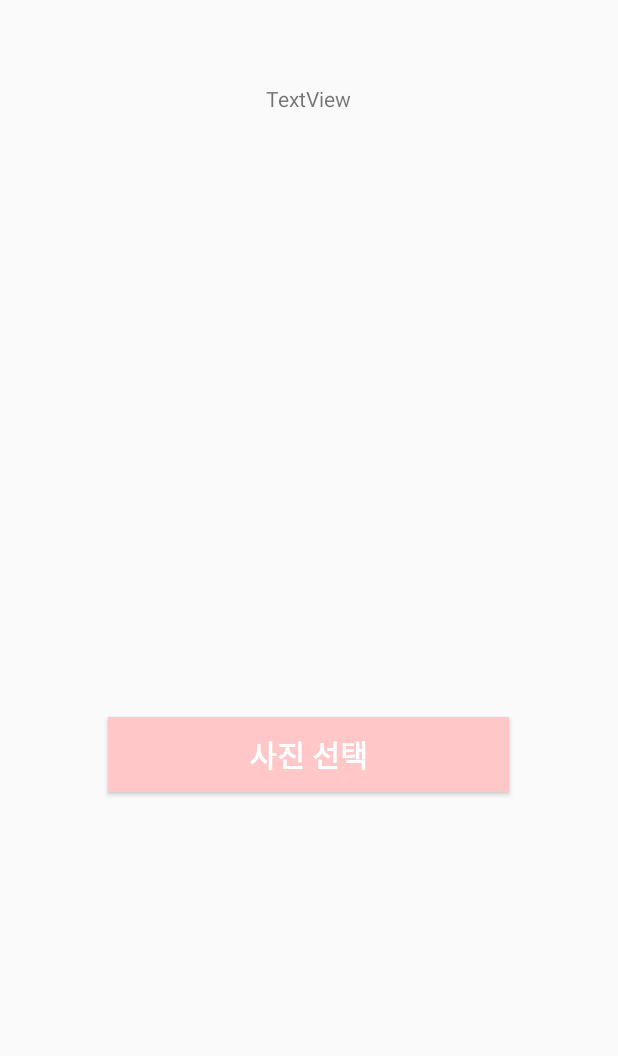
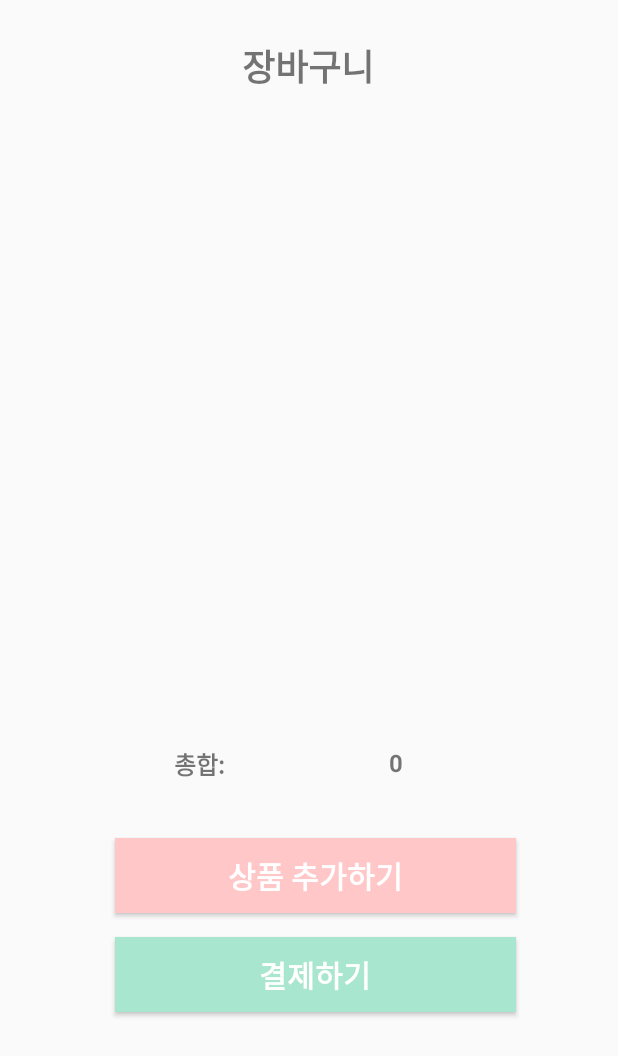
Before and after one commit to CSID-DGU/2021-1-CECD4-Hashtag-3, an Android app: the CartActivity screen opened directly, with no data from a screen before it, on a phone screen of 412 x 824 dp. Shown: the top 1056 px of the screen. Run offline under Robolectric (Android 15) with nearby library versions, the phone set to English and light mode, and no system bars.

Commit message:
장바구니 리스트뷰, 결제 추가

```diff
--- a/android-client/app/src/main/AndroidManifest.xml
+++ b/android-client/app/src/main/AndroidManifest.xml
@@ -15,6 +15,8 @@
             android:supportsRtl="true"
             android:theme="@style/Theme.ApiUploadImage"
             android:usesCleartextTraffic="true">
+        <activity android:name=".PayActivity">
+        </activity>
         <activity android:name=".StartActivity">
             <intent-filter>
                 <action android:name="android.intent.action.MAIN"/>
@@ -25,7 +27,6 @@
         <activity android:name=".upload.CartActivity">
         </activity>
         <activity android:name=".upload.UploadActivity">
-
         </activity>
         <activity android:name=".MainActivity">
         </activity>
--- a/android-client/app/src/main/java/com/bintang/apiuploadimage/upload/model/ResponseUpload.kt
+++ b/android-client/app/src/main/java/com/bintang/apiuploadimage/upload/model/ResponseUpload.kt
@@ -6,7 +6,7 @@ import java.io.Serializable
 data class ResponseUpload(
 
 	@SerializedName("count")
-	val count:Int,
+	var count:Int,
 
 
 	@SerializedName("name")
--- a/android-client/app/src/main/res/layout/activity_cart.xml
+++ b/android-client/app/src/main/res/layout/activity_cart.xml
@@ -5,21 +5,55 @@
         xmlns:app="http://schemas.android.com/apk/res-auto"
         android:layout_width="match_parent"
         android:layout_height="match_parent"
-        tools:context=".upload.CartActivity">
+        tools:context=".upload.CartActivity" android:id="@+id/payBtn">
 
-    <TextView
-            android:text="TextView"
-            android:layout_width="322dp"
-            android:layout_height="378dp" android:id="@+id/tv_2"
-            app:layout_constraintTop_toTopOf="parent" app:layout_constraintStart_toStartOf="parent"
-            app:layout_constraintEnd_toEndOf="parent" android:layout_marginTop="56dp"
-            app:layout_constraintHorizontal_bias="0.494" android:gravity="center_horizontal"/>
     <Button
-            android:text="사진 선택"
+            android:text="상품 추가하기"
             android:layout_width="267dp"
             android:layout_height="50dp" android:id="@+id/addBtn"
-            app:layout_constraintTop_toBottomOf="@+id/tv_2" app:layout_constraintStart_toStartOf="parent"
-            app:layout_constraintEnd_toEndOf="parent" android:layout_marginTop="44dp"
-            app:layout_constraintHorizontal_bias="0.498" android:textColor="@color/white" android:background="#FFC7C7"
-            android:textSize="20sp" android:textStyle="bold"/>
+            android:textColor="@color/white" android:background="#FFC7C7"
+            android:textSize="20sp" android:textStyle="bold"
+            app:layout_constraintStart_toStartOf="@+id/tv_total"
+            app:layout_constraintEnd_toEndOf="@+id/tv_total_sum"
+            app:layout_constraintTop_toBottomOf="@+id/tv_total"
+            app:layout_constraintHorizontal_bias="1.0" android:layout_marginTop="32dp"/>
+    <ListView
+            android:layout_width="382dp"
+            android:layout_height="369dp"
+            app:layout_constraintEnd_toEndOf="parent" app:layout_constraintStart_toStartOf="parent"
+            android:id="@+id/mainListView" app:layout_constraintHorizontal_bias="0.551"
+            app:layout_constraintTop_toBottomOf="@+id/textView" android:layout_marginTop="12dp"/>
+    <TextView
+            android:text="총합:"
+            android:layout_width="78dp"
+            android:layout_height="29dp" android:id="@+id/tv_total"
+            android:gravity="center_horizontal" android:textStyle="bold"
+            android:textSize="16sp" app:layout_constraintEnd_toStartOf="@+id/tv_total_sum"
+            android:layout_marginEnd="12dp" android:layout_marginRight="12dp"
+            app:layout_constraintStart_toStartOf="parent" app:layout_constraintHorizontal_bias="1.0"
+            app:layout_constraintTop_toBottomOf="@+id/mainListView" android:layout_marginTop="52dp"/>
+    <TextView
+            android:text="0"
+            android:layout_width="160dp"
+            android:layout_height="31dp" android:id="@+id/tv_total_sum"
+            android:gravity="center_horizontal" android:textSize="16sp"
+            android:textStyle="bold" app:layout_constraintEnd_toEndOf="parent" android:layout_marginEnd="68dp"
+            android:layout_marginRight="68dp" app:layout_constraintTop_toBottomOf="@+id/mainListView"
+            android:layout_marginTop="52dp"/>
+    <Button
+            android:text="결제하기"
+            android:layout_width="267dp"
+            android:layout_height="50dp" android:id="@+id/payyBtn"
+            android:background="#A8E6CF" android:textColor="@color/white"
+            android:textSize="20sp" android:textStyle="bold" app:layout_constraintEnd_toEndOf="@+id/addBtn"
+            app:layout_constraintStart_toStartOf="@+id/addBtn" app:layout_constraintHorizontal_bias="0.0"
+            app:layout_constraintTop_toBottomOf="@+id/addBtn" android:layout_marginTop="16dp"/>
+    <TextView
+            android:text="장바구니"
+            android:layout_width="164dp"
+            android:layout_height="40dp" android:id="@+id/textView"
+            android:gravity="center" android:textSize="24sp"
+            android:textStyle="bold" app:layout_constraintTop_toTopOf="parent"
+            app:layout_constraintStart_toStartOf="parent" app:layout_constraintEnd_toEndOf="parent"
+            android:layout_marginTop="24dp" app:layout_constraintHorizontal_bias="0.497"/>
 </androidx.constraintlayout.widget.ConstraintLayout>
--- a/android-client/app/src/main/res/layout/activity_start.xml
+++ b/android-client/app/src/main/res/layout/activity_start.xml
@@ -5,7 +5,7 @@
         xmlns:app="http://schemas.android.com/apk/res-auto"
         android:layout_width="match_parent"
         android:layout_height="match_parent"
-        tools:context=".StartActivity" android:background="#FFD3B6">
+        tools:context=".StartActivity" android:background="#FDFFAB">
 
     <Button
             android:text="쇼핑하기"
```
Also changed, not shown: android-client/app/src/main/java/com/bintang/apiuploadimage/MainListAdapter.kt (added, +100 -0 lines), android-client/app/src/main/java/com/bintang/apiuploadimage/PayActivity.kt (added, +100 -0 lines), android-client/app/src/main/java/com/bintang/apiuploadimage/Result.kt (deleted, +0 -10 lines), android-client/app/src/main/java/com/bintang/apiuploadimage/upload/CartActivity.kt (+59 -7 lines), android-client/app/src/main/java/com/bintang/apiuploadimage/upload/UploadActivity.kt (+4 -24 lines), android-client/app/src/main/java/com/bintang/apiuploadimage/upload/UploadPresenter.kt (+0 -23 lines), android-client/app/src/main/java/com/bintang/apiuploadimage/upload/model/EmailResponse.kt (added, +11 -0 lines), android-client/app/src/main/java/com/bintang/apiuploadimage/upload/model/ItemList.kt (deleted, +0 -8 lines), android-client/app/src/main/java/com/bintang/apiuploadimage/upload/model/NetworkClient.kt (+11 -0 lines), android-client/app/src/main/res/layout/activity_pay.xml (added, +48 -0 lines), android-client/app/src/main/res/layout/main_lv_item.xml (added, +55 -0 lines).
